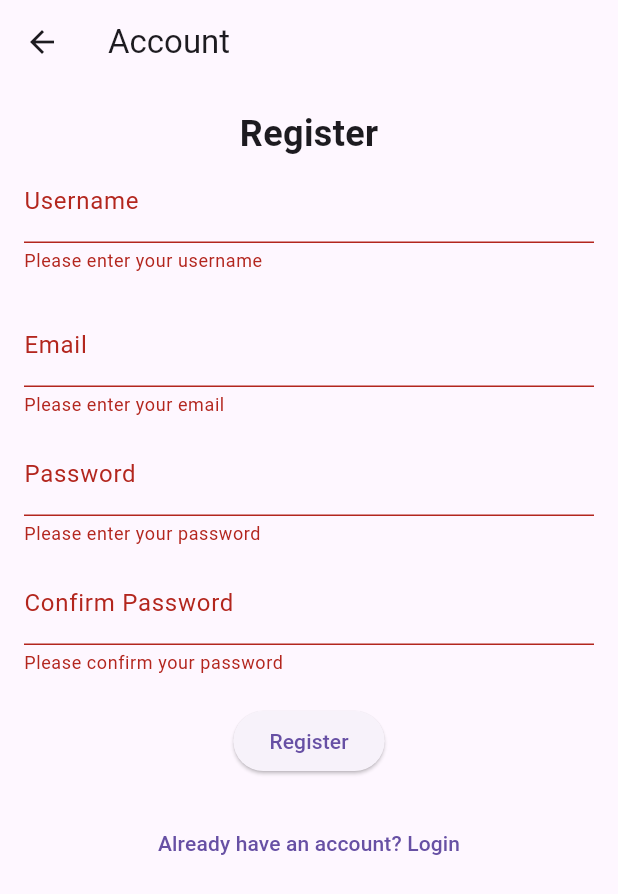
After one commit to DBraja1738/DartsWithFriends, a Flutter app: the AccountTab screen opened directly, after a tap on "Login", after a tap on "Don't have an account? Register", after a tap on "Register", on a phone screen of 412 x 824 dp. The commit adds this screen. Shown: the top 894 px of the screen. Run offline on Flutter 3.47's test engine with Material 3 defaults, Android fonts, the phone set to English and light mode, and no system bars; our stand-ins replace firebase_auth, firebase_core, shared_preferences; accounts and stored records are empty.

Commit message:
add register and login, all logged in users save to local storage

```diff
--- /dev/null
+++ b/lib/accounts.dart
@@ -0,0 +1,190 @@
+import 'package:flutter/material.dart';
+import 'package:firebase_auth/firebase_auth.dart';
+import 'package:shared_preferences/shared_preferences.dart';
+
+class AccountTab extends StatefulWidget {
+  @override
+  _AccountTabState createState() => _AccountTabState();
+}
+
+class _AccountTabState extends State<AccountTab> {
+  final FirebaseAuth _auth = FirebaseAuth.instance;
+
+  final _formKey = GlobalKey<FormState>(); // Global key for the form
+
+  final TextEditingController _usernameController = TextEditingController();
+  final TextEditingController _emailController = TextEditingController();
+  final TextEditingController _passwordController = TextEditingController();
+  final TextEditingController _confirmPasswordController = TextEditingController();
+
+  bool _isRegistering = false; // Toggle between login and register mode
+
+  void callSnackBarMessage(String message) {
+    ScaffoldMessenger.of(context).showSnackBar(
+      SnackBar(content: Text(message)),
+    );
+  }
+
+  // Function to handle user registration
+  Future<void> _register() async {
+    if (_formKey.currentState!.validate()) {
+      if (_passwordController.text == _confirmPasswordController.text) {
+        try {
+          UserCredential userCredential = await _auth.createUserWithEmailAndPassword(
+            email: _emailController.text.trim(),
+            password: _passwordController.text.trim(),
+          );
+
+          await userCredential.user?.updateDisplayName(_usernameController.text.trim());
+          await userCredential.user?.reload();
+
+          callSnackBarMessage("User registered: ${userCredential.user?.email}");
+        } catch (e) {
+          callSnackBarMessage("Error registering: $e");
+        }
+      } else {
+        callSnackBarMessage("Passwords do not match!");
+      }
+    }
+  }
+
+
+  Future<void> _login() async {
+    if (_formKey.currentState!.validate()) {
+      try {
+        UserCredential userCredential = await _auth.signInWithEmailAndPassword(
+          email: _emailController.text.trim(),
+          password: _passwordController.text.trim(),
+        );
+
+        callSnackBarMessage("User logged in: ${userCredential.user?.email}");
+      } catch (e) {
+        callSnackBarMessage("Error logging in: $e");
+      }
+    }
+
+  }
+
+  Future<void> _saveUser(String email) async {
+    SharedPreferences loggedInUsers = await SharedPreferences.getInstance();
+    List<String> emails = loggedInUsers.getStringList("emails") ?? [];
+
+    if(!emails.contains(email)){
+      emails.add(email);
+      await loggedInUsers.setStringList("emails", emails);
+    }
+
+  }
+
+  Future<List<String>> getUsers() async {
+    final prefs = await SharedPreferences.getInstance();
+    return prefs.getStringList('emails') ?? [];
+  }
+
+  @override
+  Widget build(BuildContext context) {
+    return Scaffold(
+      appBar: AppBar(
+        title: Text("Account"),
+      ),
+      body: Padding(
+        padding: const EdgeInsets.all(16.0),
+        child: Form(
+          key: _formKey,
+          child: Column(
+            crossAxisAlignment: CrossAxisAlignment.center,
+            children: [
+              Text(
+                _isRegistering ? "Register" : "Login",
+                style: TextStyle(fontSize: 24, fontWeight: FontWeight.bold),
+              ),
+              if (_isRegistering)
+                TextFormField(
+                  controller: _usernameController,
+                  decoration: InputDecoration(labelText: "Username"),
+                  validator: (value) {
+                    if (value == null || value.isEmpty) {
+                      return 'Please enter your username';
+                    }
+                    return null;
+                  },
+                ),
+              SizedBox(height: 20),
+              TextFormField(
+                controller: _emailController,
+                decoration: InputDecoration(labelText: "Email"),
+                keyboardType: TextInputType.emailAddress,
+                validator: (value) {
+                  if (value == null || value.isEmpty) {
+                    return 'Please enter your email';
+                  } else if (!RegExp(r'^[^@]+@[^@]+\.[^@]+').hasMatch(value)) {
+                    return 'Please enter a valid email address';
+                  }
+                  return null;
+                },
+              ),
+              SizedBox(height: 10),
+              TextFormField(
+                controller: _passwordController,
+                decoration: InputDecoration(labelText: "Password"),
+                obscureText: true,
+                validator: (value) {
+                  if (value == null || value.isEmpty) {
+                    return 'Please enter your password';
+                  } else if (value.length < 6) {
+                    return 'Password must be at least 6 characters long';
+                  }
+                  return null;
+                },
+              ),
+              if (_isRegistering) // Show confirm password only if registering
+                Column(
+                  children: [
+                    SizedBox(height: 10),
+                    TextFormField(
+                      controller: _confirmPasswordController,
+                      decoration: InputDecoration(labelText: "Confirm Password"),
+                      obscureText: true,
+                      validator: (value) {
+                        if (value == null || value.isEmpty) {
+                          return 'Please confirm your password';
+                        } else if (value != _passwordController.text) {
+                          return 'Passwords do not match';
+                        }
+                        return null;
+                      },
+                    ),
+                  ],
+                ),
+              SizedBox(height: 20),
+              ElevatedButton(
+                onPressed: _isRegistering ? _register : _login,
+                child: Text(_isRegistering ? "Register" : "Login"),
+              ),
+              SizedBox(height: 20),
+              TextButton(
+                onPressed: () {
+                  setState(() {
+                    _isRegistering = !_isRegistering;
+                  });
+                },
+                child: Text(_isRegistering
+                    ? "Already have an account? Login"
+                    : "Don't have an account? Register"),
+              ),
+            ],
+          ),
+        ),
+      ),
+    );
+  }
+
+  @override
+  void dispose() {
+    _emailController.dispose();
+    _passwordController.dispose();
+    _confirmPasswordController.dispose();
+    _usernameController.dispose();
+    super.dispose();
+  }
+}
--- /dev/null
+++ b/lib/apikey.dart
@@ -0,0 +1,3 @@
+class FB_api_key {
+  static const String apiKey = 'AIzaSyDVXgrWghsPk6_8L5w4XrV7v0ndkLIXwDM';
+}
--- a/pubspec.yaml
+++ b/pubspec.yaml
@@ -31,7 +31,10 @@ dependencies:
   flutter:
 
     sdk: flutter
-
+  firebase_core: ^3.4.0
+  firebase_auth: ^5.2.0
+  cloud_firestore: ^5.4.0
+  shared_preferences: ^2.3.2
 
   # The following adds the Cupertino Icons font to your application.
   # Use with the CupertinoIcons class for iOS style icons.
```
Also changed, not shown: lib/game.dart (+7 -8 lines), lib/main.dart (+8 -2 lines), lib/preGameSetup.dart (+21 -2 lines), firebase.json (added), lib/firebase_options.dart (added), pubspec.lock, 19 other files.
